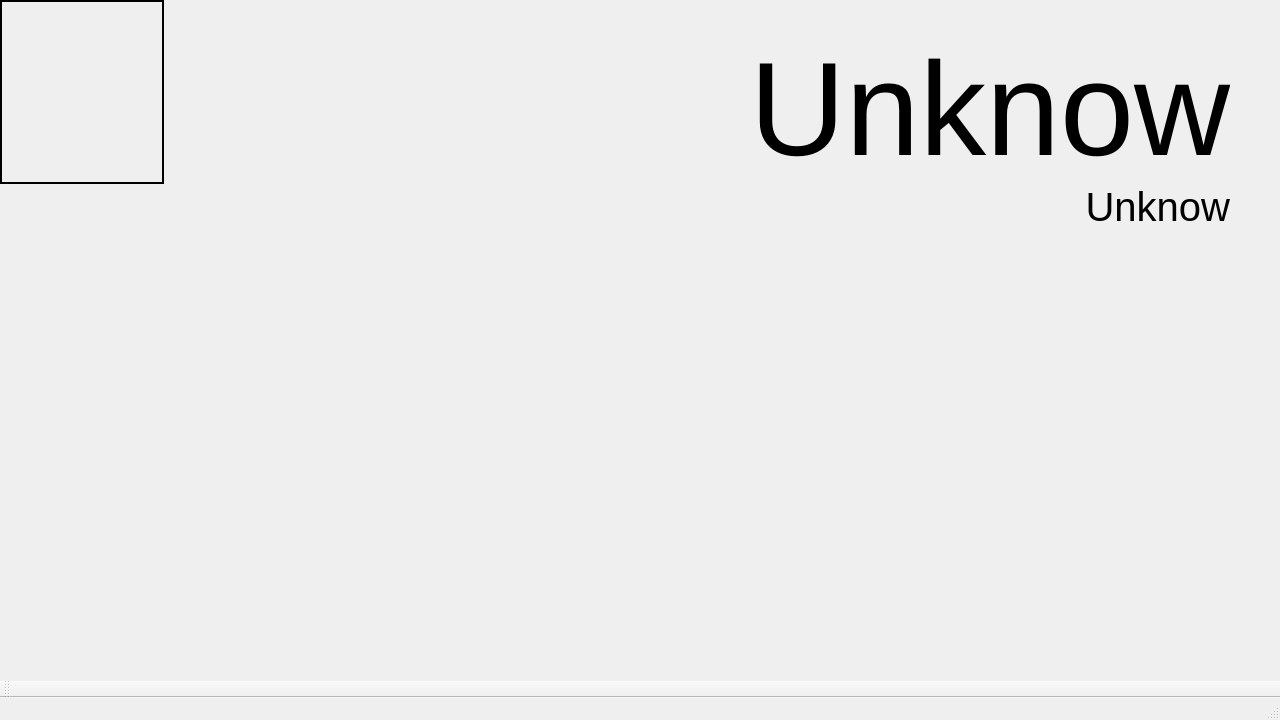
Above: mainwindow.ui from coucou1121/Datalogger before the change. Below: the same form after it.
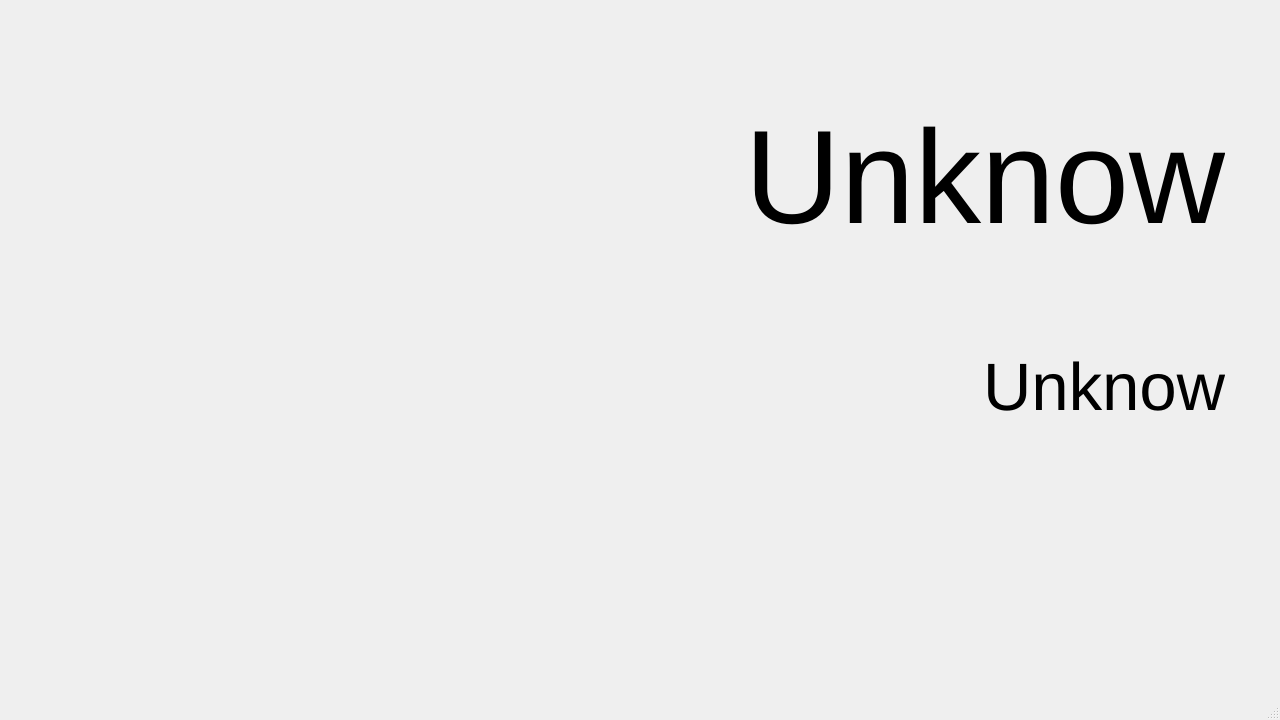
That is the form after the change. Custom widgets are drawn as their Qt base class.

Commit message: Add mainWindows StatusBar with buttons Left info with frame

Patch:
```diff
--- a/mainwindow.ui
+++ b/mainwindow.ui
@@ -10,87 +10,92 @@
     <height>720</height>
    </rect>
   </property>
+  <property name="maximumSize">
+   <size>
+    <width>1280</width>
+    <height>720</height>
+   </size>
+  </property>
   <property name="windowTitle">
    <string>MainWindow</string>
   </property>
   <widget class="QWidget" name="centralWidget">
-   <layout class="QGridLayout" name="gridLayout_2">
+   <property name="sizePolicy">
+    <sizepolicy hsizetype="Preferred" vsizetype="Preferred">
+     <horstretch>0</horstretch>
+     <verstretch>0</verstretch>
+    </sizepolicy>
+   </property>
+   <layout class="QHBoxLayout" name="horizontalLayout">
+    <property name="spacing">
+     <number>0</number>
+    </property>
     <property name="leftMargin">
-     <number>0</number>
+     <number>5</number>
     </property>
     <property name="topMargin">
-     <number>0</number>
+     <number>5</number>
     </property>
     <property name="rightMargin">
-     <number>0</number>
+     <number>5</number>
     </property>
     <property name="bottomMargin">
-     <number>0</number>
+     <number>5</number>
     </property>
-    <property name="spacing">
-     <number>0</number>
-    </property>
-    <item row="0" column="1">
-     <layout class="QGridLayout" name="gridLayout">
-      <property name="rightMargin">
-       <number>50</number>
-      </property>
+    <item>
+     <layout class="QVBoxLayout" name="verticalLayoutLeft">
       <property name="spacing">
        <number>0</number>
       </property>
-      <item row="0" column="1">
-       <widget class="QLabel" name="LabelTitle">
+      <item>
+       <widget class="LogoDateTime" name="widgetLogo" native="true">
+        <property name="sizePolicy">
+         <sizepolicy hsizetype="Fixed" vsizetype="Preferred">
+          <horstretch>0</horstretch>
+          <verstretch>0</verstretch>
+         </sizepolicy>
+        </property>
         <property name="minimumSize">
          <size>
-          <width>600</width>
-          <height>100</height>
+          <width>160</width>
+          <height>88</height>
          </size>
         </property>
         <property name="maximumSize">
          <size>
-          <width>16777215</width>
-          <height>16777215</height>
+          <width>160</width>
+          <height>88</height>
          </size>
         </property>
-        <property name="font">
-         <font>
-          <pointsize>100</pointsize>
-         </font>
-        </property>
-        <property name="text">
-         <string>Unknow</string>
-        </property>
-        <property name="alignment">
-         <set>Qt::AlignBottom|Qt::AlignRight|Qt::AlignTrailing</set>
-        </property>
-        <property name="margin">
-         <number>0</number>
-        </property>
        </widget>
       </item>
-      <item row="1" column="1">
-       <widget class="QLabel" name="labelVersion">
-        <property name="font">
-         <font>
-          <pointsize>30</pointsize>
-         </font>
+      <item>
+       <widget class="ErrorMessage" name="widgetError" native="true">
+        <property name="sizePolicy">
+         <sizepolicy hsizetype="Fixed" vsizetype="Preferred">
+          <horstretch>0</horstretch>
+          <verstretch>0</verstretch>
+         </sizepolicy>
         </property>
-        <property name="text">
-         <string>Unknow</string>
+        <property name="minimumSize">
+         <size>
+          <width>160</width>
+          <height>88</height>
+         </size>
         </property>
-        <property name="alignment">
-         <set>Qt::AlignRight|Qt::AlignTop|Qt::AlignTrailing</set>
+        <property name="maximumSize">
+         <size>
+          <width>160</width>
+          <height>16777215</height>
+         </size>
         </property>
-        <property name="wordWrap">
-         <bool>false</bool>
-        </property>
-        <property name="margin">
-         <number>0</number>
-        </property>
        </widget>
       </item>
-      <item row="0" column="0">
-       <widget class="QFrame" name="LeftFrame">
+      <item>
+       <widget class="StateFrame" name="widgetState" native="true">
+        <property name="enabled">
+         <bool>true</bool>
+        </property>
         <property name="sizePolicy">
          <sizepolicy hsizetype="Fixed" vsizetype="Preferred">
           <horstretch>0</horstretch>
@@ -99,80 +104,19 @@
         </property>
         <property name="minimumSize">
          <size>
-          <width>164</width>
-          <height>0</height>
+          <width>160</width>
+          <height>88</height>
          </size>
         </property>
         <property name="maximumSize">
          <size>
-          <width>164</width>
-          <height>16777215</height>
+          <width>160</width>
+          <height>88</height>
          </size>
         </property>
-        <property name="frameShape">
-         <enum>QFrame::Box</enum>
-        </property>
-        <property name="lineWidth">
-         <number>2</number>
-        </property>
-        <property name="midLineWidth">
-         <number>2</number>
-        </property>
-        <layout class="QVBoxLayout" name="verticalLayout">
-         <property name="spacing">
-          <number>2</number>
-         </property>
-         <property name="sizeConstraint">
-          <enum>QLayout::SetDefaultConstraint</enum>
-         </property>
-         <property name="leftMargin">
-          <number>1</number>
-         </property>
-         <property name="topMargin">
-          <number>1</number>
-         </property>
-         <property name="rightMargin">
-          <number>1</number>
-         </property>
-         <property name="bottomMargin">
-          <number>1</number>
-         </property>
-         <item>
-          <widget class="LogoDateTime" name="widgetLogo" native="true">
-           <property name="minimumSize">
-            <size>
-             <width>160</width>
-             <height>88</height>
-            </size>
-           </property>
-           <property name="maximumSize">
-            <size>
-             <width>160</width>
-             <height>88</height>
-            </size>
-           </property>
-          </widget>
-         </item>
-         <item>
-          <widget class="StateFrame" name="widgetState" native="true">
-           <property name="minimumSize">
-            <size>
-             <width>160</width>
-             <height>88</height>
-            </size>
-           </property>
-           <property name="maximumSize">
-            <size>
-             <width>160</width>
-             <height>88</height>
-            </size>
-           </property>
-          </widget>
-         </item>
-        </layout>
        </widget>
       </item>
-      <item row="1" column="0">
+      <item>
        <spacer name="verticalSpacer">
         <property name="orientation">
          <enum>Qt::Vertical</enum>
@@ -183,39 +127,82 @@
         <property name="sizeHint" stdset="0">
          <size>
           <width>20</width>
-          <height>40</height>
+          <height>20</height>
          </size>
         </property>
        </spacer>
       </item>
      </layout>
     </item>
+    <item>
+     <layout class="QVBoxLayout" name="verticalLayoutRight">
+      <property name="spacing">
+       <number>0</number>
+      </property>
+      <property name="leftMargin">
+       <number>0</number>
+      </property>
+      <property name="rightMargin">
+       <number>50</number>
+      </property>
+      <item>
+       <widget class="QLabel" name="LabelTitle">
+        <property name="sizePolicy">
+         <sizepolicy hsizetype="MinimumExpanding" vsizetype="Preferred">
+          <horstretch>0</horstretch>
+          <verstretch>0</verstretch>
+         </sizepolicy>
+        </property>
+        <property name="maximumSize">
+         <size>
+          <width>16777215</width>
+          <height>16777215</height>
+         </size>
+        </property>
+        <property name="font">
+         <font>
+          <pointsize>100</pointsize>
+         </font>
+        </property>
+        <property name="text">
+         <string>Unknow</string>
+        </property>
+        <property name="alignment">
+         <set>Qt::AlignRight|Qt::AlignTrailing|Qt::AlignVCenter</set>
+        </property>
+        <property name="margin">
+         <number>0</number>
+        </property>
+        <property name="indent">
+         <number>-1</number>
+        </property>
+       </widget>
+      </item>
+      <item>
+       <widget class="QLabel" name="labelVersion">
+        <property name="sizePolicy">
+         <sizepolicy hsizetype="MinimumExpanding" vsizetype="Preferred">
+          <horstretch>0</horstretch>
+          <verstretch>0</verstretch>
+         </sizepolicy>
+        </property>
+        <property name="font">
+         <font>
+          <pointsize>50</pointsize>
+         </font>
+        </property>
+        <property name="text">
+         <string>Unknow</string>
+        </property>
+        <property name="alignment">
+         <set>Qt::AlignRight|Qt::AlignTop|Qt::AlignTrailing</set>
+        </property>
+       </widget>
+      </item>
+     </layout>
+    </item>
    </layout>
   </widget>
-  <widget class="QMenuBar" name="menuBar">
-   <property name="geometry">
-    <rect>
-     <x>0</x>
-     <y>0</y>
-     <width>1280</width>
-     <height>25</height>
-    </rect>
-   </property>
-  </widget>
-  <widget class="QToolBar" name="mainToolBar">
-   <property name="allowedAreas">
-    <set>Qt::AllToolBarAreas</set>
-   </property>
-   <property name="orientation">
-    <enum>Qt::Horizontal</enum>
-   </property>
-   <attribute name="toolBarArea">
-    <enum>BottomToolBarArea</enum>
-   </attribute>
-   <attribute name="toolBarBreak">
-    <bool>false</bool>
-   </attribute>
-  </widget>
   <widget class="QStatusBar" name="statusBar"/>
  </widget>
  <layoutdefault spacing="6" margin="11"/>
@@ -232,6 +219,12 @@
    <header>stateFrame.h</header>
    <container>1</container>
   </customwidget>
+  <customwidget>
+   <class>ErrorMessage</class>
+   <extends>QWidget</extends>
+   <header>errorMessage.h</header>
+   <container>1</container>
+  </customwidget>
  </customwidgets>
  <resources/>
  <connections/>
```
The commit also changes 14 other files.
